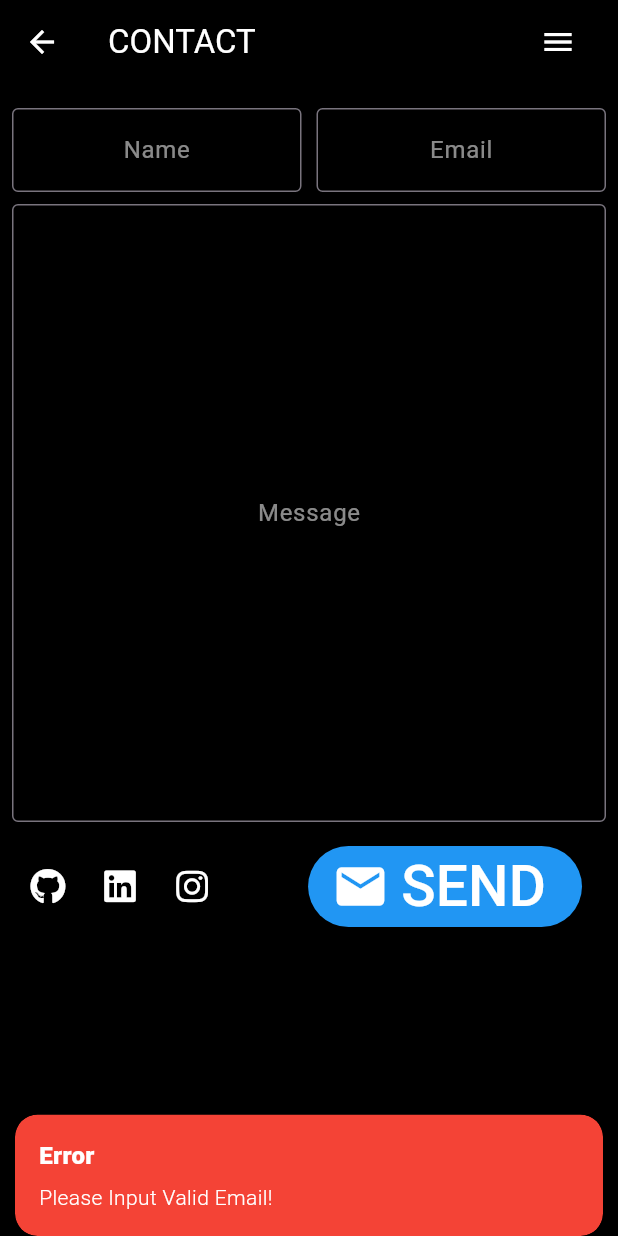
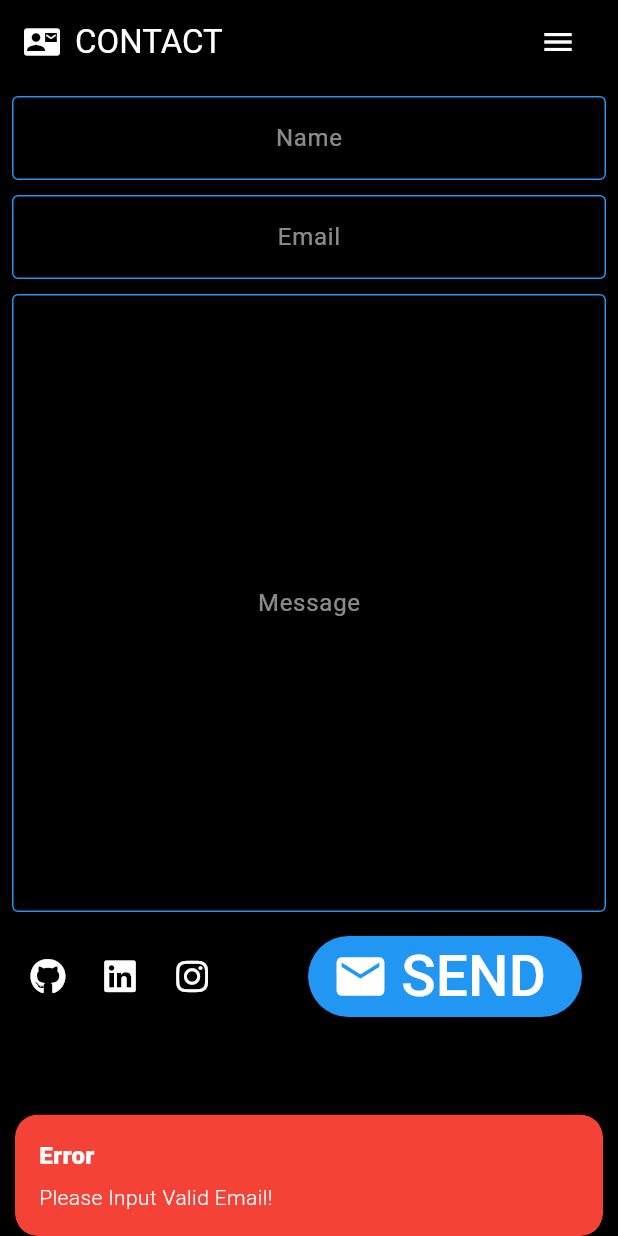
Before and after one commit to rhamadhany/rhamadhany, a Flutter app: the ContactForm screen opened by its route, after a tap on "SEND", on a phone screen of 412 x 824 dp. Run offline on Flutter 3.47's test engine with Material 3 defaults, Android fonts, the light colour scheme and no system bars; our stand-ins replace font_awesome_flutter, get.

Commit message:
tes anim

```diff
--- a/lib/contact_form.dart
+++ b/lib/contact_form.dart
@@ -1,5 +1,3 @@
-// import 'dart:convert';
-
 import 'package:flutter/material.dart';
 import 'package:get/get.dart';
 import 'package:portofolio/daftar_button_contact.dart';
@@ -7,9 +5,9 @@ import 'package:http/http.dart' as http;
 
 class ContactForm extends StatelessWidget {
   ContactForm({super.key});
-  final nameController = TextEditingController();
-  final emailController = TextEditingController();
-  final messageController = TextEditingController();
+  final nameController = TextEditingController().obs;
+  final emailController = TextEditingController().obs;
+  final messageController = TextEditingController().obs;
 
   final loadingSendingEmail = false.obs;
   @override
@@ -19,8 +17,13 @@ class ContactForm extends StatelessWidget {
         appBar: AppBar(
           backgroundColor: Colors.black,
           foregroundColor: Colors.white,
+          automaticallyImplyLeading: false,
           title: Row(
             children: [
+              Icon(Icons.contact_mail),
+              SizedBox(
+                width: 10,
+              ),
               Text(
                 'CONTACT',
                 style: TextStyle(
@@ -66,16 +69,17 @@ class ContactForm extends StatelessWidget {
                       )
                     : SingleChildScrollView(
                         child: Column(
-                          crossAxisAlignment: CrossAxisAlignment.end,
+                          mainAxisSize: MainAxisSize.min,
                           children: [
-                            Row(
-                              children: [
-                                boxContact(nameController, 'Name'),
+                            IntrinsicHeight(
+                                child: contact(nameController, 'Name')),
                             SizedBox(
-                                  width: 10,
+                              height: 10,
                             ),
-                                boxContact(emailController, 'Email')
-                              ],
+                            IntrinsicHeight(
+                                child: contact(emailController, 'Email')),
+                            SizedBox(
+                              height: 10,
                             ),
                             SizedBox(
                                 height: Get.height * 0.5,
@@ -92,7 +96,8 @@ class ContactForm extends StatelessWidget {
                                       style: ElevatedButton.styleFrom(
                                           backgroundColor: Colors.blue),
                                       onPressed: () async {
-                                        if (inputNotValid()) {
+                                        if (inputNotValid() ||
+                                            emailNotValid()) {
                                           errorEmail();
                                         } else {
                                           await sendEmail();
@@ -121,42 +126,47 @@ class ContactForm extends StatelessWidget {
   }
 
   bool inputNotValid() {
-    return !emailController.text.contains('@') ||
-        !emailController.text.contains('.') ||
-        nameController.text == '' ||
-        messageController.text == '';
+    return nameController.value.text == '' ||
+        messageController.value.text == '';
   }
 
-  Expanded boxContact(TextEditingController controller, String label) {
-    return Expanded(
-      child: Padding(
-        padding: const EdgeInsets.symmetric(vertical: 8.0),
-        child:
-            SizedBox(width: Get.width * 0.5, child: contact(controller, label)),
-      ),
-    );
+  bool emailNotValid() {
+    return emailController.value.text.isNotEmpty &&
+        !RegExp(r'^\S+@\S+\.\S').hasMatch(emailController.value.text);
   }
 
-  TextField contact(TextEditingController controller, String label) {
-    return TextField(
+  Widget contact(Rx<TextEditingController> controller, String label) {
+    return Obx(() => TextField(
           textAlign: TextAlign.start,
           textAlignVertical: TextAlignVertical.top,
           expands: label == 'Message' ? true : false,
           maxLines: label == 'Message' ? null : 1,
-      controller: controller,
+          controller: controller.value,
           keyboardType: label == 'Email' ? TextInputType.emailAddress : null,
           style: TextStyle(color: Colors.white),
+          onChanged: (_) {
+            controller.update((_) {});
+          },
           decoration: InputDecoration(
               border: OutlineInputBorder(),
               labelStyle: TextStyle(color: Colors.white54),
               label: Center(child: Text(label)),
-      ),
+              enabledBorder: OutlineInputBorder(
+                  borderSide: BorderSide(
+                      color: emailNotValid() && label == 'Email'
+                          ? Colors.red
+                          : Colors.blue)),
+              focusedBorder: OutlineInputBorder(
+                  borderSide: BorderSide(
+                      color: emailNotValid() && label == 'Email'
+                          ? Colors.red
+                          : Colors.blue))),
           onSubmitted: (value) {
-        if (label == 'Email' && !(value.contains('@') || value.contains('.'))) {
+            if (label == 'Email' && emailNotValid()) {
               errorEmail();
             }
           },
-    );
+        ));
   }
 
   SnackbarController errorEmail() {
@@ -168,12 +178,12 @@ class ContactForm extends StatelessWidget {
 
   String errorString() {
     final text = '';
-    if (!emailController.text.contains('@') ||
-        !emailController.text.contains('.')) {
+    if (!emailController.value.text.contains('@') ||
+        !emailController.value.text.contains('.')) {
       return 'Please Input Valid Email!';
-    } else if (nameController.text == '') {
+    } else if (nameController.value.text == '') {
       return 'Please Input Your Name!';
-    } else if (messageController.text == '') {
+    } else if (messageController.value.text == '') {
       return 'Please Input Your Message!';
     } else {
       return text;
@@ -184,13 +194,11 @@ class ContactForm extends StatelessWidget {
     loadingSendingEmail.value = true;
     try {
       final url = Uri.parse('https://api.web3forms.com/submit');
-      final response = await http.post(url,
-          // headers: {'Content-Type': 'applications/json'},
-          body: {
+      final response = await http.post(url, body: {
         'access_key': '582f8409-8d93-4fcc-b482-5b4279ed950b',
-            'name': nameController.text,
-            'email': emailController.text,
-            'message': messageController.text,
+        'name': nameController.value.text,
+        'email': emailController.value.text,
+        'message': messageController.value.text,
       });
       if (response.statusCode == 200) {
         loadingSendingEmail.value = false;
@@ -213,10 +221,6 @@ class ContactForm extends StatelessWidget {
           snackPosition: SnackPosition.BOTTOM,
           colorText: Colors.white,
           backgroundColor: Colors.green);
-      //   Get.snackbar('Error', 'Email Sent Failed $e!',
-      //       snackPosition: SnackPosition.BOTTOM,
-      //       colorText: Colors.white,
-      //       backgroundColor: Colors.red);
     }
   }
 }
--- a/lib/project.dart
+++ b/lib/project.dart
@@ -35,6 +35,10 @@ class HalamanProject extends StatelessWidget {
         foregroundColor: Colors.white,
         title: Row(
           children: [
+            Icon(Icons.work),
+            SizedBox(
+              width: 10,
+            ),
             Text(
               'PROJECT',
               style: TextStyle(
```
Also changed, not shown: lib/random_chars.dart (+28 -4 lines). Lines whose indentation alone changed are shown as unchanged.
